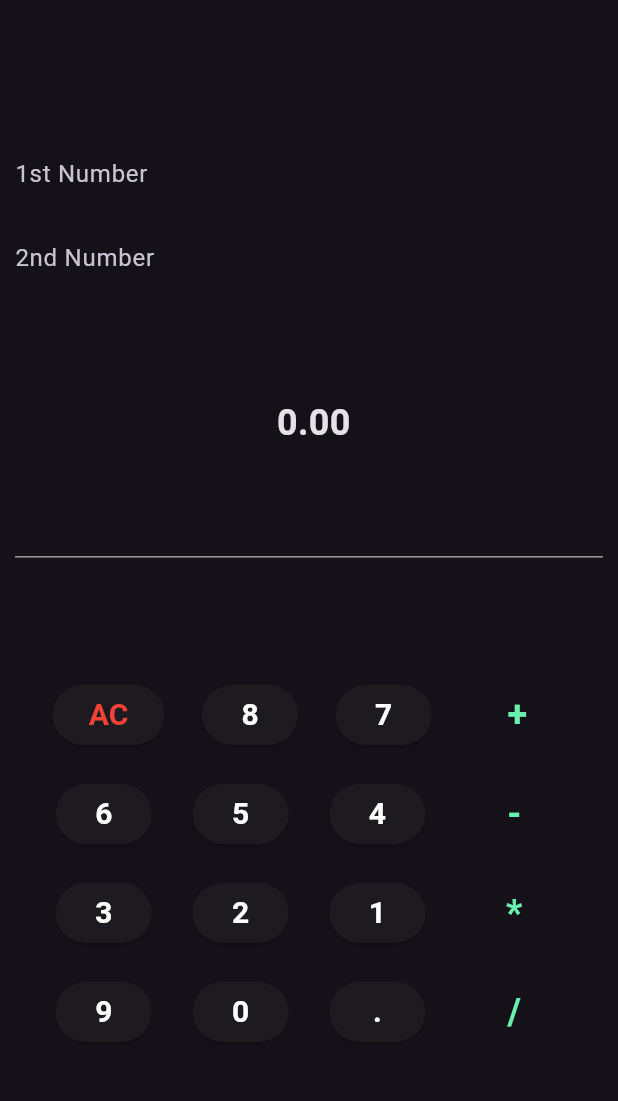
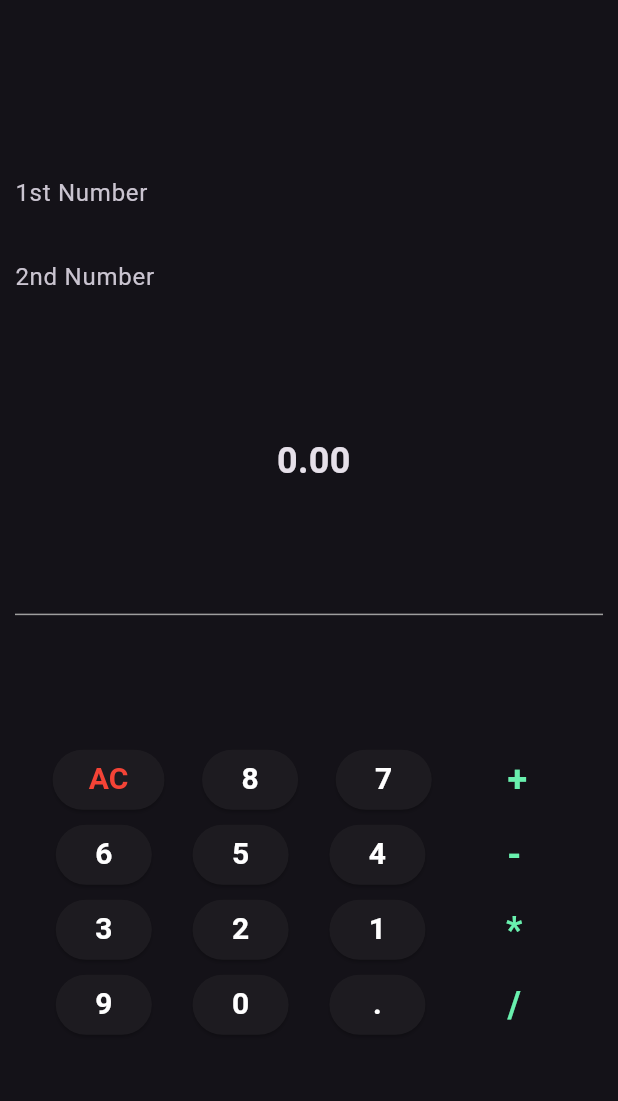
Before and after one commit to SilverShadow123/calculator_app, a Flutter app: the screen it shows after launch, on a phone screen of 412 x 824 dp, the part 63-1164 px from its top. Run offline on Flutter 3.47's test engine with Material 3 defaults, Android fonts, the phone set to English and light mode, and no system bars.

```diff
--- a/lib/home_screen.dart
+++ b/lib/home_screen.dart
@@ -78,7 +78,7 @@ class _HomeScreenState extends State<HomeScreen> {
   }
 
   Widget _buttonBar1() {
-    return ButtonBar(
+    return OverflowBar(
       alignment: MainAxisAlignment.spaceEvenly,
       children: [
         ElevatedButton(
@@ -119,7 +119,7 @@ class _HomeScreenState extends State<HomeScreen> {
   }
 
   Widget _buttonBar2() {
-    return ButtonBar(
+    return OverflowBar(
       alignment: MainAxisAlignment.spaceEvenly,
       children: [
         ElevatedButton(
@@ -160,7 +160,7 @@ class _HomeScreenState extends State<HomeScreen> {
   }
 
   Widget _buttonBar3() {
-    return ButtonBar(
+    return OverflowBar(
       alignment: MainAxisAlignment.spaceEvenly,
       children: [
         ElevatedButton(
@@ -201,7 +201,7 @@ class _HomeScreenState extends State<HomeScreen> {
   }
 
   Widget _buttonBar4() {
-    return ButtonBar(
+    return OverflowBar(
       alignment: MainAxisAlignment.spaceEvenly,
       children: [
         ElevatedButton(
```
Also changed, not shown: lib/main.dart (line endings or trailing spaces), pubspec.lock, 1 other file.
